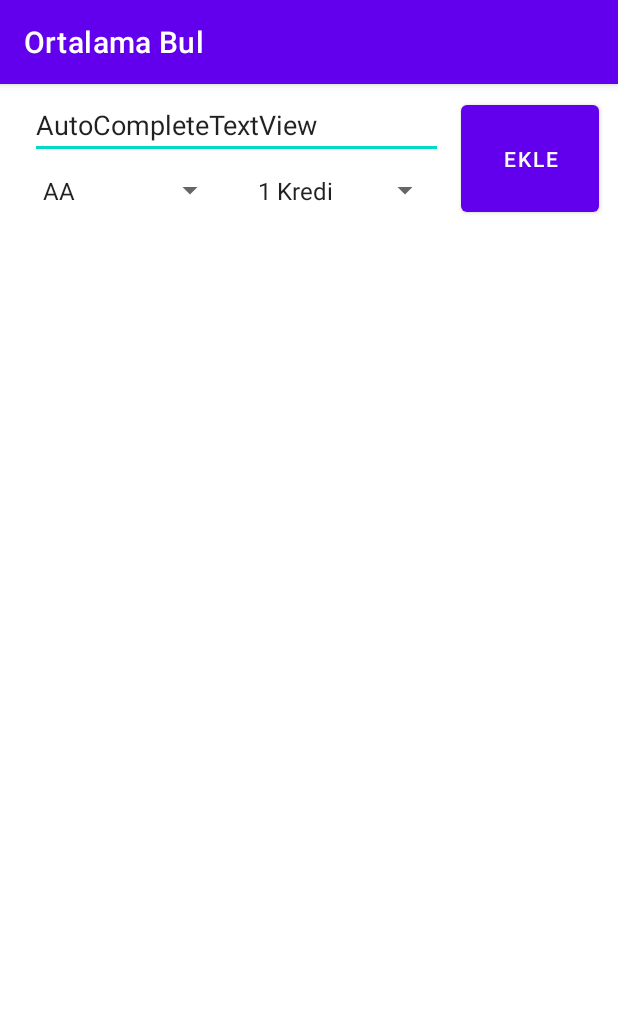
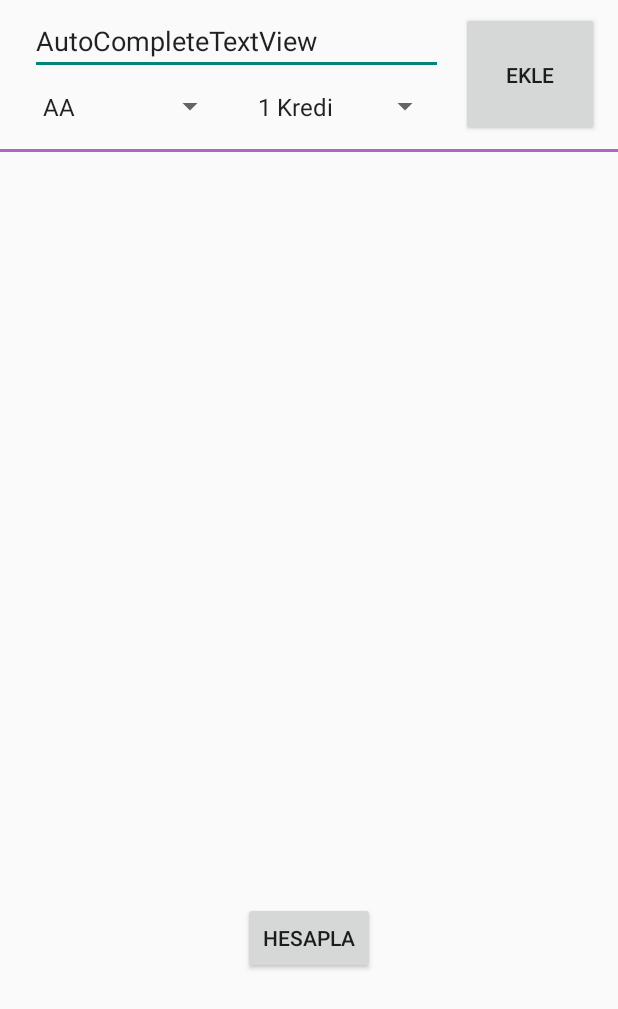
Before and after one commit to 1hakann/OrtalamaBul, an Android app: the screen it shows after launch (MainActivity), on a phone screen of 412 x 824 dp. Shown: the top 1009 px of the screen. Run offline under Robolectric (Android 15) with nearby library versions, the phone set to English and light mode, and no system bars.

Commit message:
yeni layout kullanıldı, layoutinflate yapıldı. spinnerIndexBul metodu yazıldı. tasarımsal eklemeler yapıldı

```diff
--- a/app/src/main/res/layout/activity_main.xml
+++ b/app/src/main/res/layout/activity_main.xml
@@ -2,14 +2,16 @@
 <androidx.appcompat.widget.LinearLayoutCompat xmlns:android="http://schemas.android.com/apk/res/android"
     xmlns:app="http://schemas.android.com/apk/res-auto"
     xmlns:tools="http://schemas.android.com/tools"
+    android:id="@+id/layout"
     android:layout_width="match_parent"
     android:layout_height="match_parent"
     android:orientation="vertical"
     tools:context=".MainActivity">
 
     <androidx.constraintlayout.widget.ConstraintLayout
+        android:id="@+id/constraint"
         android:layout_width="match_parent"
-        android:layout_height="300dp">
+        android:layout_height="wrap_content">
 
         <AutoCompleteTextView
             android:id="@+id/tvDersler"
@@ -53,7 +55,7 @@
             android:layout_height="83dp"
             android:layout_marginStart="16dp"
             android:layout_marginEnd="16dp"
-            android:layout_marginBottom="209dp"
+            android:layout_marginBottom="8dp"
             android:text="@string/ekle"
             app:layout_constraintBottom_toBottomOf="parent"
             app:layout_constraintEnd_toEndOf="parent"
@@ -61,4 +63,37 @@
             app:layout_constraintTop_toTopOf="@+id/tvDersler"
             tools:ignore="MissingConstraints" />
     </androidx.constraintlayout.widget.ConstraintLayout>
+
+    <View
+        android:layout_width="match_parent"
+        android:layout_height="2dp"
+        android:background="@android:color/holo_purple">
+    </View>
+
+    <ScrollView
+        android:id="@+id/svScroll"
+        android:layout_width="match_parent"
+        android:layout_height="500dp">
+
+        <LinearLayout
+            android:layout_height="wrap_content"
+            android:layout_width="match_parent"
+            android:id="@+id/rootLayout"
+            android:orientation="vertical">
+
+        </LinearLayout>
+    </ScrollView>
+
+
+
+    <Button
+        android:id="@+id/btnHesapla"
+        android:layout_width="wrap_content"
+        android:layout_height="wrap_content"
+        android:layout_gravity="center"
+        android:onClick="ortalamaHesapla"
+        android:text="Hesapla"
+        tools:text="Hesapla" />
+
+
 </androidx.appcompat.widget.LinearLayoutCompat>
--- a/app/src/main/res/values/colors.xml
+++ b/app/src/main/res/values/colors.xml
@@ -2,9 +2,9 @@
 <resources>
     <color name="purple_200">#FFBB86FC</color>
     <color name="purple_500">#FF6200EE</color>
-    <color name="purple_700">#FF3700B3</color>
+    <color name="purple_700">#009688</color>
     <color name="teal_200">#FF03DAC5</color>
-    <color name="teal_700">#FF018786</color>
+    <color name="teal_700">#FF9800</color>
     <color name="black">#FF000000</color>
     <color name="white">#FFFFFFFF</color>
 </resources>
--- a/app/src/main/res/values/strings.xml
+++ b/app/src/main/res/values/strings.xml
@@ -2,4 +2,5 @@
     <string name="app_name">Ortalama Bul</string>
     <string name="ekle">Ekle</string>
     <string name="autocompletetextview">AutoCompleteTextView</string>
+    <string name="sil">sil</string>
 </resources>
--- a/app/src/main/res/values/themes.xml
+++ b/app/src/main/res/values/themes.xml
@@ -1,6 +1,6 @@
 <resources xmlns:tools="http://schemas.android.com/tools">
     <!-- Base application theme. -->
-    <style name="Theme.OrtalamaBul" parent="Theme.MaterialComponents.DayNight.DarkActionBar">
+    <style name="Theme.OrtalamaBul" parent="Theme.AppCompat.DayNight.NoActionBar">
         <!-- Primary brand color. -->
         <item name="colorPrimary">@color/purple_500</item>
         <item name="colorPrimaryVariant">@color/purple_700</item>
```
Also changed, not shown: app/build.gradle (+5 -3 lines), app/src/main/java/com/badlogic/androidgames/ortalamabul/MainActivity.kt (+42 -0 lines), app/src/main/res/layout/yeni_icerik_layout.xml (added, +60 -0 lines), gradle/wrapper/gradle-wrapper.properties.
